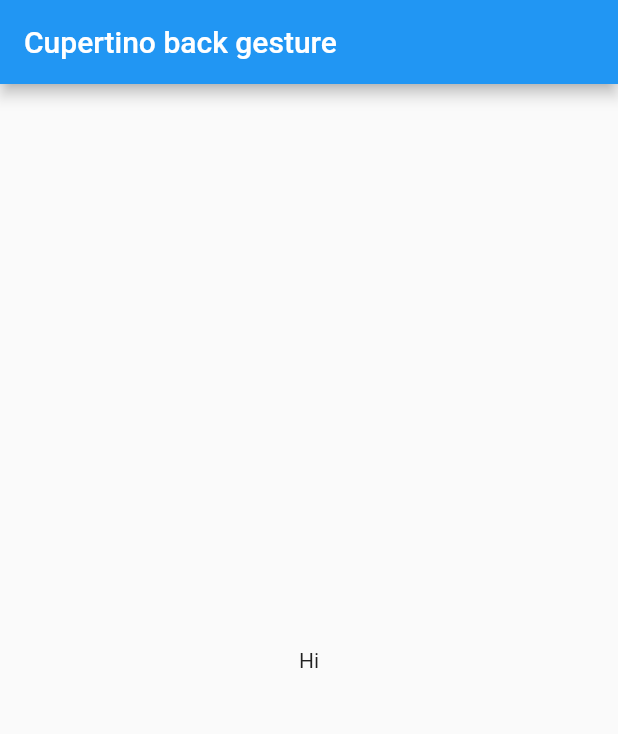
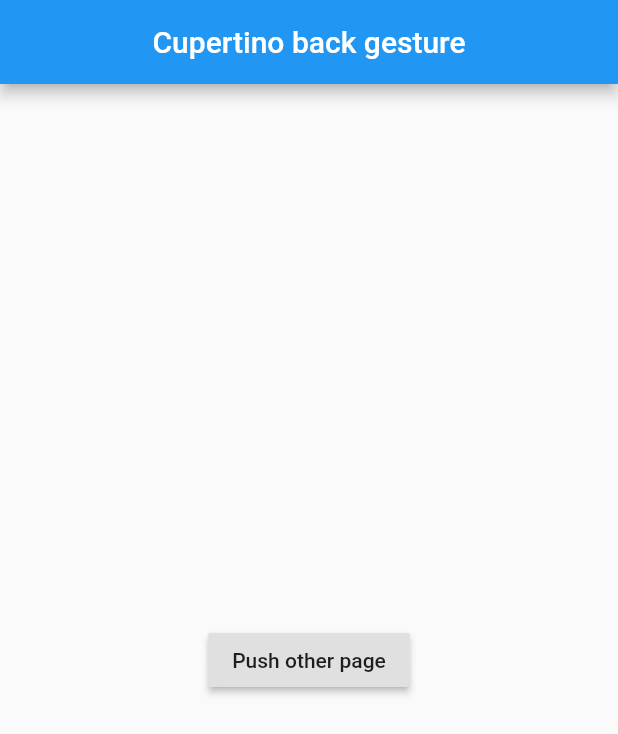
Before and after one commit to PiN73/cupertino_back_gesture, a Flutter app: the screen it shows after launch, on a phone screen of 412 x 824 dp. Shown: the top 734 px of the screen. Run offline on Flutter 3.47's test engine with Material 2 defaults, Android fonts, the phone set to English and light mode, and no system bars.

Commit message:
implement example app

```diff
--- a/example/lib/main.dart
+++ b/example/lib/main.dart
@@ -6,6 +6,9 @@ class App extends StatelessWidget {
   @override
   Widget build(BuildContext context) {
     return MaterialApp(
+      theme: ThemeData(
+        platform: TargetPlatform.iOS,
+      ),
       home: MainPage(),
     );
   }
@@ -19,13 +22,33 @@ class MainPage extends StatelessWidget {
         title: Text('Cupertino back gesture'),
       ),
       body: Center(
-        child: Column(
-          mainAxisAlignment: MainAxisAlignment.center,
-          children: <Widget>[
-            Text('Hi'),
-          ],
+        child: RaisedButton(
+          child: Text('Push other page'),
+          onPressed: () {
+            Navigator.of(context).push(
+              MaterialPageRoute(
+                builder: (context) {
+                  return OtherPage();
+                },
+              ),
+            );
+          },
         ),
       ),
     );
   }
 }
+
+class OtherPage extends StatelessWidget {
+  @override
+  Widget build(BuildContext context) {
+    return Scaffold(
+      appBar: AppBar(
+        title: Text('Other page'),
+      ),
+      body: Center(
+        child: Text('Try to swipe back'),
+      ),
+    );
+  }
+}
```
